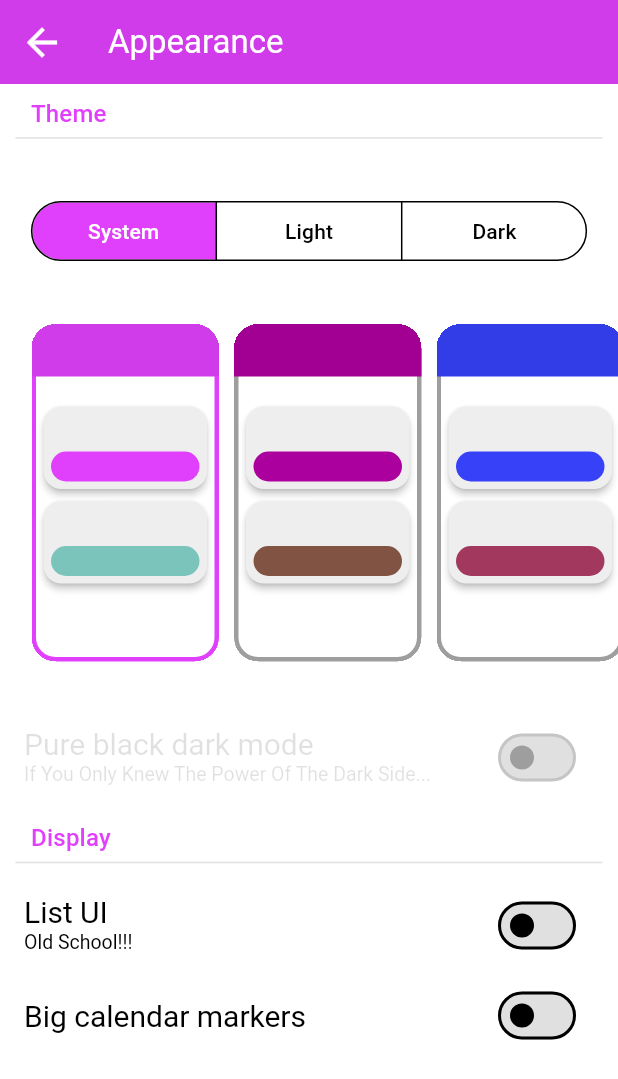
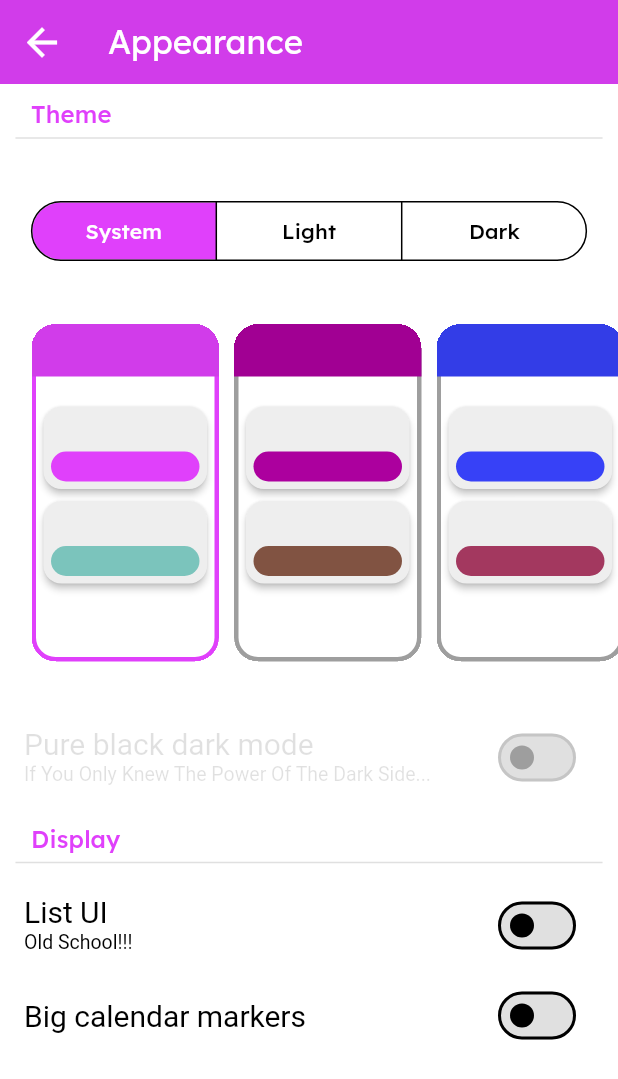
Before and after one commit to App-Elevate/AUT.aplikace-legacy, a Flutter app: the AppearanceScreen screen opened directly, on a phone screen of 412 x 824 dp. Shown: the top 1079 px of the screen. Run offline on Flutter 3.47's test engine with Material 3 defaults, Android fonts, the phone set to English and light mode, and no system bars; our stand-ins replace awesome_notifications, firebase_analytics, firebase_core, firebase_crashlytics, flutter_secure_storage, flutter_svg and 10 more; missing offline and left inert: background_fetch, canteenlib, enum_to_string, icons_flutter; accounts and stored records are empty; statements that could not run were skipped.

Commit message:
change fonts

```diff
--- a/lib/app_themes.dart
+++ b/lib/app_themes.dart
@@ -27,11 +27,26 @@ class Themes {
       splashFactory: NoSplash.splashFactory,
       typography: Typography.material2021(),
 
+      textTheme: TextTheme(
+        bodySmall: const TextStyle(fontFamily: "Inter"),
+        bodyMedium: const TextStyle(fontFamily: "Inter"),
+        bodyLarge: const TextStyle(fontFamily: "Inter"),
+        labelSmall: TextStyle(fontFamily: "Lexend", color: colorScheme.onSurfaceVariant),
+        labelMedium: TextStyle(fontFamily: "Lexend", color: colorScheme.onSurfaceVariant),
+        labelLarge: TextStyle(fontFamily: "Lexend", color: colorScheme.onSurfaceVariant),
+        titleSmall: const TextStyle(fontFamily: "Lexend"),
+        titleMedium: const TextStyle(fontFamily: "Lexend"),
+        titleLarge: const TextStyle(fontFamily: "Lexend"),
+        headlineSmall: const TextStyle(fontFamily: "Lexend"),
+        headlineMedium: const TextStyle(fontFamily: "Lexend"),
+        headlineLarge: const TextStyle(fontFamily: "Lexend"),
+        displaySmall: const TextStyle(fontFamily: "Lexend"),
+        displayMedium: const TextStyle(fontFamily: "Lexend"),
+        displayLarge: const TextStyle(fontFamily: "Lexend"),
+      ),
+
       // Main
-      iconTheme: IconThemeData(
-        size: 30,
-        color: colorScheme.onSurface,
-      ),
+      iconTheme: IconThemeData(size: 30, color: colorScheme.onSurface),
       appBarTheme: AppBarTheme(
         scrolledUnderElevation: pureBlack ? 0 : 2,
         elevation: pureBlack ? 0 : 2,
```
Also changed, not shown: pubspec.yaml (+19 -23 lines), assets/fonts/Inter-VariableFont_slnt,wght.ttf (added), assets/fonts/Lexend-VariableFont_wght.ttf (added).
